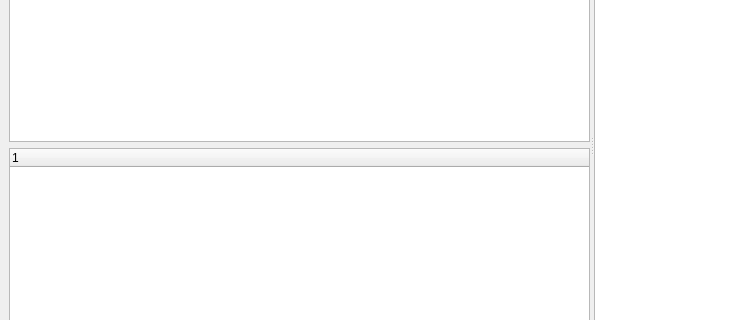
Qt form src/mainwindow.ui (Kevonosdiaz/playlist-manager) before a commit; both pictures show x 0 to 739 and y 219 to 539 of the 1184 by 730 pixel window.
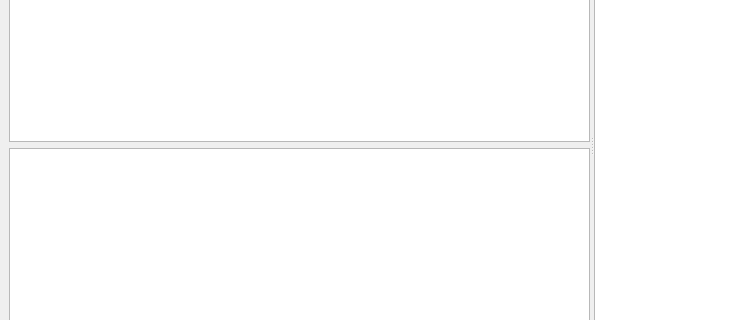
The same form after that commit.

Commit message:
feat: add initial file explorer
File explorer defaults to ~/Music, falling back to ~/
Swapped out QListWidget and QTreeWidget for their _View counterparts as
well.

TODO: Configure click actions to open directory in song viewer

Diff of the .ui file:
```diff
--- a/src/mainwindow.ui
+++ b/src/mainwindow.ui
@@ -26,13 +26,7 @@
          <widget class="QListWidget" name="playlistList"/>
         </item>
         <item>
-         <widget class="QTreeWidget" name="fileExplorer">
-          <column>
-           <property name="text">
-            <string notr="true">1</string>
-           </property>
-          </column>
-         </widget>
+         <widget class="QTreeView" name="fileExplorer"/>
         </item>
        </layout>
       </widget>
```
Left out of the diff: 4 changed lines with no effect on the pictures. The commit also changes 2 other files.
